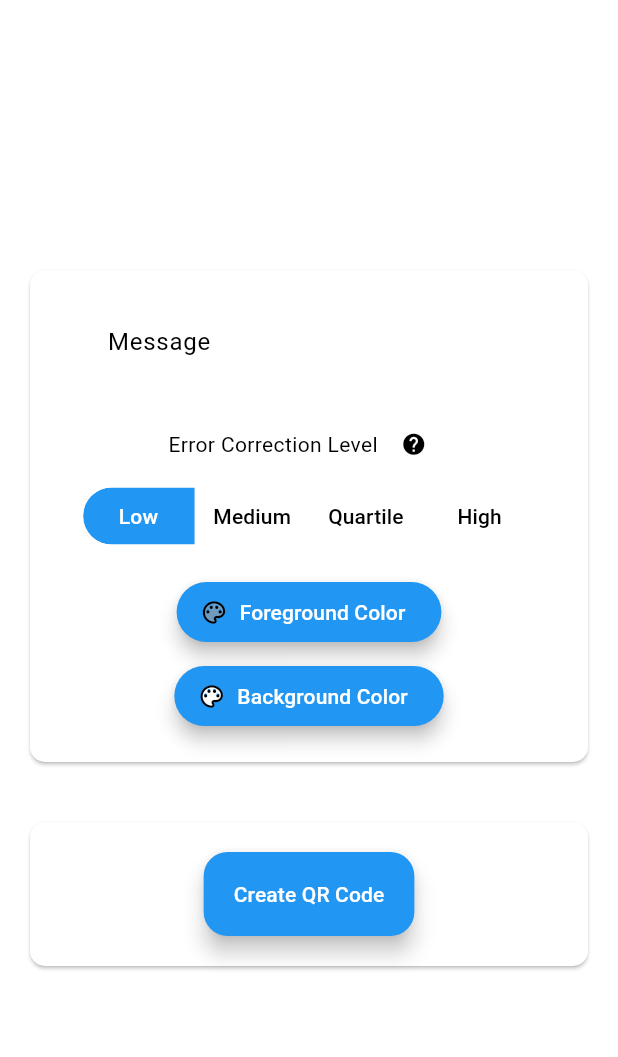
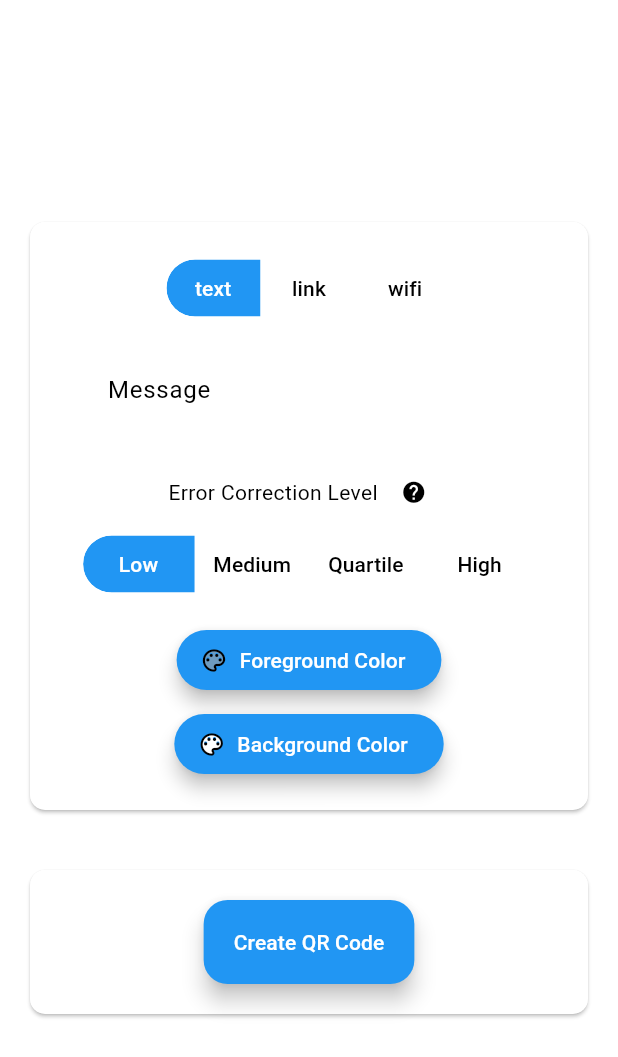
Before and after one commit to Lucas-Haux/QR_Code_App, a Flutter app: the screen it shows after launch, on a phone screen of 412 x 824 dp. Shown: the top 1057 px of the screen. Run offline on Flutter 3.47's test engine with Material 3 defaults, Android fonts, the light colour scheme and no system bars; drawn by our look-alikes of dynamic_color; our stand-ins replace flutter_colorpicker; missing offline and left inert: flutter_file_dialog.

Commit message:
Add link option to qr code message

```diff
--- a/lib/home_page.dart
+++ b/lib/home_page.dart
@@ -1,8 +1,8 @@
 import 'dart:io';
-
 import 'package:flutter/material.dart';
 import 'package:http/http.dart' as http;
 import 'package:flutter_colorpicker/flutter_colorpicker.dart';
+
 import 'package:qr_code_app/image_save.dart';
 import 'package:qr_code_app/qrcode_fields.dart';
 
@@ -14,71 +14,100 @@ class HomePage extends StatefulWidget {
 }
 
 class HomePageState extends State<HomePage> {
+  // Controllers
   final inputTextController = TextEditingController();
   final inputDataLoss = MenuController();
+
+  //QR Code Data
   String qrCodeImage = '';
   http.Response response = http.Response('', 200);
 
-  Color pickerMainColor = const Color(0x9E9E9E9E);
-  Color currentMainColor = const Color(0x9E9E9E9E);
-  void onMainColorChanged(Color color) {
+  // Default State variables
+  bool isLinkMessageActive = false;
+
+  //foregroundColor
+  Color pickerForgroundColor = const Color(0x9E9E9E9E);
+  Color currentForgroundColor = const Color(0x9E9E9E9E);
+  void onForgroundColorChanged(Color color) {
     setState(() {
-      currentMainColor = color;
+      currentForgroundColor = color;
     });
-    Future.delayed(Duration(milliseconds: 200), () {
+    Future.delayed(const Duration(milliseconds: 200), () {
       Navigator.pop(context);
     });
   }
 
+  //backgroundColor
   Color pickerBackgroundColor = const Color(0xFFFFFFFF);
   Color currentBackgroundColor = const Color(0xFFFFFFFF);
-  void onBackgroundColorChanged(Color color) => setState(() {
-        setState(() {
-          currentBackgroundColor = color;
-        });
-        Navigator.pop(context);
-      });
+  void onBackgroundColorChanged(Color color) {
+    setState(() {
+      currentBackgroundColor = color;
+    });
+    Future.delayed(const Duration(milliseconds: 200), () {
+      Navigator.pop(context);
+    });
+  }
+
+  // Method to know when the message field is set to link
+  void onLinkMessageActiveChanged(bool isActive) {
+    setState(() {
+      isLinkMessageActive = isActive;
+    });
+  }
 
   //qrcode api call
   Future<void> _fetchQRCode() async {
     final scaffoldMessenger = ScaffoldMessenger.of(context);
-    String mainColor = currentMainColor.toHexString().substring(2);
-    String backgroundColor = currentBackgroundColor.toHexString().substring(2);
+
+    //Parameters
     String inputString = inputTextController.text;
     String errorString = selectedErrorCorrectionLevel.toString().substring(21);
+    String forgroundColor = currentForgroundColor.toHexString().substring(2);
+    String backgroundColor = currentBackgroundColor.toHexString().substring(2);
 
+    // If link message is active, prepend the link type to the input text
+    if (isLinkMessageActive == true && selectedLinkType != LinkType.raw) {
+      inputString = selectedLinkType.toString().substring(9) +
+          '://' +
+          inputTextController.text;
+    }
+
+    // Construct the QR Code API URL
     final String qrCodeUrl =
-        'https://image-charts.com/chart?chl=$inputString&choe=UTF-8&chs=200x200&cht=qr&chld=$errorString|0&icqrf=$mainColor&icqrb=$backgroundColor';
+        'https://image-charts.com/chart?chl=$inputString&choe=UTF-8&chs=200x200&cht=qr&chld=$errorString|0&icqrf=$forgroundColor&icqrb=$backgroundColor';
 
     try {
+      // Make the API Call
       response = await http.get(Uri.parse(qrCodeUrl));
 
       if (response.statusCode == 200) {
         setState(() {
-          qrCodeImage = qrCodeUrl; // Update the state with the QR code URL
-          print(qrCodeUrl);
+          qrCodeImage = qrCodeUrl;
         });
       } else {
-        // If the server returns an error code
+        // Handle HTTP error response
         throw Exception(
             'Failed to generate QR code. Status code: ${response.statusCode}');
       }
     } catch (error) {
-      String message;
+      // Handle different types of errors and display an appropriate message
+      String errorMessage;
 
       if (error is FormatException) {
-        message = 'Invalid QR code format. Please check your input.';
+        errorMessage = 'Invalid QR code format. Please check your input.';
       } else if (error is SignalException) {
-        message = 'Network error. Please check your internet connection.';
+        errorMessage = 'Network error. Please check your internet connection.';
       } else {
-        message = 'An unexpected error occurred: $error';
-      }
-      if (inputString.isEmpty) {
-        message = 'Error: No Message Provided, cant make QR Code';
+        errorMessage = 'An unexpected error occurred: $error';
       }
 
-      // Show error message in SnackBar
-      scaffoldMessenger.showSnackBar(SnackBar(content: Text(message)));
+      if (inputString.isEmpty) {
+        errorMessage = 'Error: No Message Provided, cant make QR Code';
+      }
+
+      // Show errorMessage in SnackBar
+      scaffoldMessenger.showSnackBar(SnackBar(content: Text(errorMessage)));
     }
   }
 
@@ -90,15 +119,19 @@ class HomePageState extends State<HomePage> {
         child: Column(
           mainAxisAlignment: MainAxisAlignment.center,
           children: [
+            //QR code Input Fields
             InputSection(
               inputTextController: inputTextController,
-              currentMainColor: currentMainColor,
+              currentForgroundColor: currentForgroundColor,
               currentBackgroundColor: currentBackgroundColor,
-              pickerMainColor: pickerMainColor,
+              pickerForgroundColor: pickerForgroundColor,
               pickerBackgroundColor: pickerBackgroundColor,
-              onMainColorChanged: onMainColorChanged,
+              onForgroundColorChanged: onForgroundColorChanged,
               onBackgroundColorChanged: onBackgroundColorChanged,
+              isLinkMessageActive: isLinkMessageActive,
+              onLinkMessageActiveChanged: onLinkMessageActiveChanged,
             ),
+            // Display QR Code and buttons
             Card(
               color: Theme.of(context).colorScheme.onSecondaryFixedVariant,
               elevation: 1,
@@ -109,19 +142,15 @@ class HomePageState extends State<HomePage> {
               child: Container(
                 padding: const EdgeInsets.all(20),
                 child: Column(
-                  // QR Code
                   children: [
                     qrCodeImage.isNotEmpty
                         ? Column(
                             children: [
                               Image.network(qrCodeImage), // Display the QR code
-                              const SizedBox(
-                                  height:
-                                      16), // Show SizedBox when QR code is fetched
+                              const SizedBox(height: 16), // Space Bellow QR
                             ],
                           )
-                        : const SizedBox
-                            .shrink(), // Show nothing if no QR code is fetched
+                        : const SizedBox.shrink(), // Show nothing if no QR code
                     // Create QR Code Button
                     Row(
                       mainAxisAlignment: MainAxisAlignment.center,
@@ -133,9 +162,7 @@ class HomePageState extends State<HomePage> {
                               : 'Create QR Code'),
                         ),
                         if (qrCodeImage.isNotEmpty) ...[
-                          const SizedBox(
-                              width:
-                                  20), // Add space only if the QR code is not empty
+                          const SizedBox(width: 20), // Add space if QR code
                           FloatingActionButton(
                             onPressed: () {
                               saveImage(context, response);
--- a/lib/image_save.dart
+++ b/lib/image_save.dart
@@ -1,44 +1,46 @@
 import 'dart:io';
+import 'dart:typed_data';
 
 import 'package:flutter/material.dart';
 import 'package:flutter_file_dialog/flutter_file_dialog.dart';
 import 'package:path_provider/path_provider.dart';
-import 'dart:typed_data';
 import 'package:image/image.dart' as img;
 
 Future<void> saveImage(BuildContext context, response) async {
-  String? message;
+  String? errorMessage;
   final scaffoldMessenger = ScaffoldMessenger.of(context);
 
   try {
     // Get temporary directory
     final dir = await getTemporaryDirectory();
 
-    // Create an image name
+    // Create an filename name
     var filename = '${dir.path}/image.png';
 
-    //make bin to png
+    //make bin file to png
     img.Image? decodedImage = img.decodeImage(response.bodyBytes);
     final file = File(filename);
 
     if (decodedImage != null) {
       final png = Uint8List.fromList(img.encodePng(decodedImage));
       await file.writeAsBytes(png); // save Image to file system
+
+      // Ask the user to save it
+      final params = SaveFileDialogParams(sourceFilePath: file.path);
+      final finalPath = await FlutterFileDialog.saveFile(params: params);
+
+      if (finalPath != null) {
+        errorMessage = 'Image saved to disk';
+      }
     }
 
-    // Ask the user to save it
-    final params = SaveFileDialogParams(sourceFilePath: file.path);
-    final finalPath = await FlutterFileDialog.saveFile(params: params);
-
-    if (finalPath != null) {
-      message = 'Image saved to disk';
-    }
+    // Errors
   } catch (e) {
-    message = 'An error occurred while saving the image';
-    print(e);
+    errorMessage = 'An error occurred while saving the image Error: $e';
   }
 
-  if (message != null) {
-    scaffoldMessenger.showSnackBar(SnackBar(content: Text(message)));
+  // Show error in stackbar
+  if (errorMessage != null) {
+    scaffoldMessenger.showSnackBar(SnackBar(content: Text(errorMessage)));
   }
 }
--- /dev/null
+++ b/lib/qr_message.dart
@@ -0,0 +1,208 @@
+import 'package:flutter/material.dart';
+import 'package:qr_code_app/qrcode_fields.dart';
+
+class MessageField extends StatefulWidget {
+  final TextEditingController inputTextController;
+  final bool isLinkMessageActive;
+  final ValueChanged<bool> onLinkMessageActiveChanged;
+
+  const MessageField({
+    Key? key,
+    required this.inputTextController,
+    required this.isLinkMessageActive,
+    required this.onLinkMessageActiveChanged,
+  }) : super(key: key);
+
+  @override
+  _MessageField createState() => _MessageField();
+}
+
+class _MessageField extends State<MessageField> {
+  @override
+  Widget build(BuildContext context) {
+    return Column(
+      children: [
+        // Messagetype selector
+        SegmentedButton<MessageType>(
+          showSelectedIcon: false,
+          emptySelectionAllowed: false,
+          segments: const [
+            ButtonSegment<MessageType>(
+              value: MessageType.text,
+              label: Text('text'),
+            ),
+            ButtonSegment<MessageType>(
+              value: MessageType.link,
+              label: Text('link'),
+            ),
+            ButtonSegment<MessageType>(
+              value: MessageType.wifi,
+              label: Text('wifi'),
+            ),
+          ],
+          selected: <MessageType>{selectedMessageType},
+          onSelectionChanged: (Set<MessageType> newSelection) {
+            setState(
+              () {
+                selectedMessageType = newSelection.first;
+
+                // if set to Link use onLinkMessageActiveChanged to change isLinkMessageActive
+                if (selectedMessageType == MessageType.link) {
+                  widget.onLinkMessageActiveChanged(true);
+                } else {
+                  widget.onLinkMessageActiveChanged(false);
+                }
+              },
+            );
+          },
+          style: SegmentedButton.styleFrom(
+            elevation: 10,
+          ),
+        ),
+        const SizedBox(height: 16),
+
+        // Text TextFields
+
+        // Text inputs
+        if (selectedMessageType == MessageType.text)
+          SizedBox(
+            height: 56,
+            width: 300,
+            child: TextField(
+              textAlign: TextAlign.center,
+              keyboardType: TextInputType.text,
+              decoration: const InputDecoration(
+                labelText: 'Message',
+                border: OutlineInputBorder(),
+                hintText: 'Enter a message',
+                floatingLabelAlignment: FloatingLabelAlignment.center,
+              ),
+              controller: widget.inputTextController,
+            ),
+          )
+
+        // Link TextFields
+        else if (selectedMessageType == MessageType.link)
+          Column(
+            children: [
+              SizedBox(
+                height: 30,
+                child: SegmentedButton(
+                  showSelectedIcon: false,
+                  emptySelectionAllowed: false,
+                  segments: const [
+                    ButtonSegment<LinkType>(
+                      value: LinkType.http,
+                      label: Text(
+                        'http',
+                        style: TextStyle(fontSize: 11),
+                      ),
+                    ),
+                    ButtonSegment<LinkType>(
+                      value: LinkType.https,
+                      label: Text(
+                        'https',
+                        style: TextStyle(fontSize: 11),
+                      ),
+                    ),
+                    ButtonSegment<LinkType>(
+                      value: LinkType.raw,
+                      label: Text(
+                        'raw',
+                        style: TextStyle(fontSize: 11),
+                      ),
+                    ),
+                  ],
+                  selected: <LinkType>{selectedLinkType},
+                  onSelectionChanged: (Set<LinkType> newSelection) {
+                    setState(
+                      () {
+                        selectedLinkType = newSelection.first;
+                        if (selectedMessageType == MessageType.link) {
+                          widget.onLinkMessageActiveChanged(true);
+                        }
+                      },
+                    );
+                  },
+                  style: SegmentedButton.styleFrom(
+                    elevation: 5,
+                    tapTargetSize: MaterialTapTargetSize.shrinkWrap,
+                    visualDensity:
+                        const VisualDensity(horizontal: -3, vertical: -3),
+                  ),
+                ),
+              ),
+              const SizedBox(height: 5),
+              // Link input field
+              SizedBox(
+                height: 56,
+                width: 300,
+                child: TextField(
+                  textAlign: selectedLinkType == LinkType.raw
+                      ? TextAlign.center
+                      : TextAlign.left,
+                  keyboardType: TextInputType.url,
+                  decoration: InputDecoration(
+                    labelText: 'URL',
+                    border: const OutlineInputBorder(),
+                    hintText: 'Enter URL',
+                    hintStyle: const TextStyle(fontSize: 16),
+                    prefixStyle: const TextStyle(
+                      fontSize: 16,
+                      fontWeight: FontWeight.bold,
+                    ),
+                    prefixText: selectedLinkType == LinkType.raw
+                        ? ''
+                        : selectedLinkType.toString().substring(9) + '://',
+                    floatingLabelAlignment: FloatingLabelAlignment.center,
+                  ),
+                  controller: widget.inputTextController,
+                ),
+              ),
+            ],
+          )
+        // Wifi TextFields
+        else if (selectedMessageType == MessageType.wifi)
+          Column(
+            children: [
+              // First TextField for WiFi Name (SSID)
+              SizedBox(
+                height: 56,
+                width: 300,
+                child: TextField(
+                  textAlign: TextAlign.center,
+                  keyboardType: TextInputType.text,
+                  decoration: const InputDecoration(
+                    labelText: 'Wi-Fi Name',
+                    border: OutlineInputBorder(),
+                    hintText: 'Enter Wi-Fi SSID',
+                    floatingLabelAlignment: FloatingLabelAlignment.center,
+                  ),
+                  controller: widget.inputTextController,
+                ),
+              ),
+              const SizedBox(height: 10), // Spacing between fields
+
+              // Second TextField for WiFi Password
+              SizedBox(
+                height: 56,
+                width: 300,
+                child: TextField(
+                  textAlign: TextAlign.center,
+                  obscureText: true, // Hide password
+                  keyboardType: TextInputType.text,
+                  decoration: const InputDecoration(
+                    labelText: 'Wi-Fi Password',
+                    border: OutlineInputBorder(),
+                    hintText: 'Enter Wi-Fi password',
+                    floatingLabelAlignment: FloatingLabelAlignment.center,
+                  ),
+                  controller: widget.inputTextController,
+                ),
+              ),
+            ],
+          ),
+      ],
+    );
+  }
+}
--- a/lib/qrcode_fields.dart
+++ b/lib/qrcode_fields.dart
@@ -1,10 +1,20 @@
 import 'package:flutter/material.dart';
 import 'package:flutter_colorpicker/flutter_colorpicker.dart';
 
+import 'package:qr_code_app/qr_message.dart';
+
+enum MessageType { text, link, wifi }
+
+enum LinkType { http, https, raw }
+
 enum ErrorCorrectionLevel { L, M, Q, H }
 
+// Default Selected items
+LinkType selectedLinkType = LinkType.https;
+MessageType selectedMessageType = MessageType.text;
 ErrorCorrectionLevel selectedErrorCorrectionLevel = ErrorCorrectionLevel.L;
 
+// Fuction to show ErrorCorrectionLevel Help dialog
 void showHelpDialog(BuildContext context) {
   showDialog(
     context: context,
@@ -50,33 +60,36 @@ void showHelpDialog(BuildContext context) {
   );
 }
 
+// Widgit for all the QRcode Input Fields
 class InputSection extends StatefulWidget {
   final TextEditingController inputTextController;
-  final Color currentMainColor;
+  final Color currentForgroundColor;
   final Color currentBackgroundColor;
-  final Color pickerMainColor;
+  final Color pickerForgroundColor;
   final Color pickerBackgroundColor;
-  final ValueChanged<Color> onMainColorChanged;
+  final ValueChanged<Color> onForgroundColorChanged;
   final ValueChanged<Color> onBackgroundColorChanged;
+  final bool isLinkMessageActive;
+  final ValueChanged<bool> onLinkMessageActiveChanged;
 
   const InputSection({
     Key? key,
     required this.inputTextController,
-    required this.currentMainColor,
+    required this.currentForgroundColor,
     required this.currentBackgroundColor,
-    required this.pickerMainColor,
+    required this.pickerForgroundColor,
     required this.pickerBackgroundColor,
-    required this.onMainColorChanged,
+    required this.onForgroundColorChanged,
     required this.onBackgroundColorChanged,
+    required this.isLinkMessageActive,
+    required this.onLinkMessageActiveChanged,
   }) : super(key: key);
 
   @override
-  _InputSectionState createState() => _InputSectionState();
+  InputSectionState createState() => InputSectionState();
 }
 
-class _InputSectionState extends State<InputSection> {
-  // Default selected error correction level
-
+class InputSectionState extends State<InputSection> {
   @override
   Widget build(BuildContext context) {
     return Card(
@@ -91,37 +104,28 @@ class _InputSectionState extends State<InputSection> {
         child: Column(
           mainAxisAlignment: MainAxisAlignment.center,
           children: [
-            // TextField for input
-            SizedBox(
-              height: 56,
-              width: 300,
-              child: TextField(
-                textAlign: TextAlign.center,
-                keyboardType: TextInputType.text,
-                decoration: const InputDecoration(
-                  labelText: 'Message',
-                  border: OutlineInputBorder(),
-                  hintText: 'Enter a search term',
-                  floatingLabelAlignment: FloatingLabelAlignment.center,
-                ),
-                controller: widget.inputTextController,
-              ),
+            // Input Fields for the QRcode Message
+            MessageField(
+              inputTextController: widget.inputTextController,
+              isLinkMessageActive: widget.isLinkMessageActive,
+              onLinkMessageActiveChanged: widget.onLinkMessageActiveChanged,
             ),
             const SizedBox(height: 16),
-            // Error Correction
+            // Error Correction Text and Iconbutton
             Row(
               mainAxisAlignment: MainAxisAlignment.center,
               children: [
                 const Text('Error Correction Level'),
                 IconButton(
                   onPressed: () {
-                    showHelpDialog(context);
+                    showHelpDialog(context); // help dialog
                   },
                   icon: const Icon(Icons.help),
                   iconSize: 17,
                 ),
               ],
             ),
+            // ErrorCorrectionslevel selection button
             SegmentedButton<ErrorCorrectionLevel>(
               showSelectedIcon: false,
               emptySelectionAllowed: false,
@@ -156,7 +160,7 @@ class _InputSectionState extends State<InputSection> {
               ),
             ),
             const SizedBox(height: 16),
-            // Main color Picker button
+            // Foreground color Picker button
             ElevatedButton.icon(
               onPressed: () {
                 showDialog(
@@ -167,8 +171,8 @@ class _InputSectionState extends State<InputSection> {
                       contentPadding: const EdgeInsets.all(0),
                       content: SingleChildScrollView(
                         child: MaterialPicker(
-                          pickerColor: widget.pickerMainColor,
-                          onColorChanged: widget.onMainColorChanged,
+                          pickerColor: widget.pickerForgroundColor,
+                          onColorChanged: widget.onForgroundColorChanged,
                           enableLabel: true,
                         ),
                       ),
@@ -179,7 +183,7 @@ class _InputSectionState extends State<InputSection> {
               label: const Text('Foreground Color'),
               icon: Stack(
                 children: [
-                  Icon(Icons.color_lens, color: widget.currentMainColor),
+                  Icon(Icons.color_lens, color: widget.currentForgroundColor),
                   const Icon(Icons.color_lens_outlined, color: Colors.black),
                 ],
               ),
```
